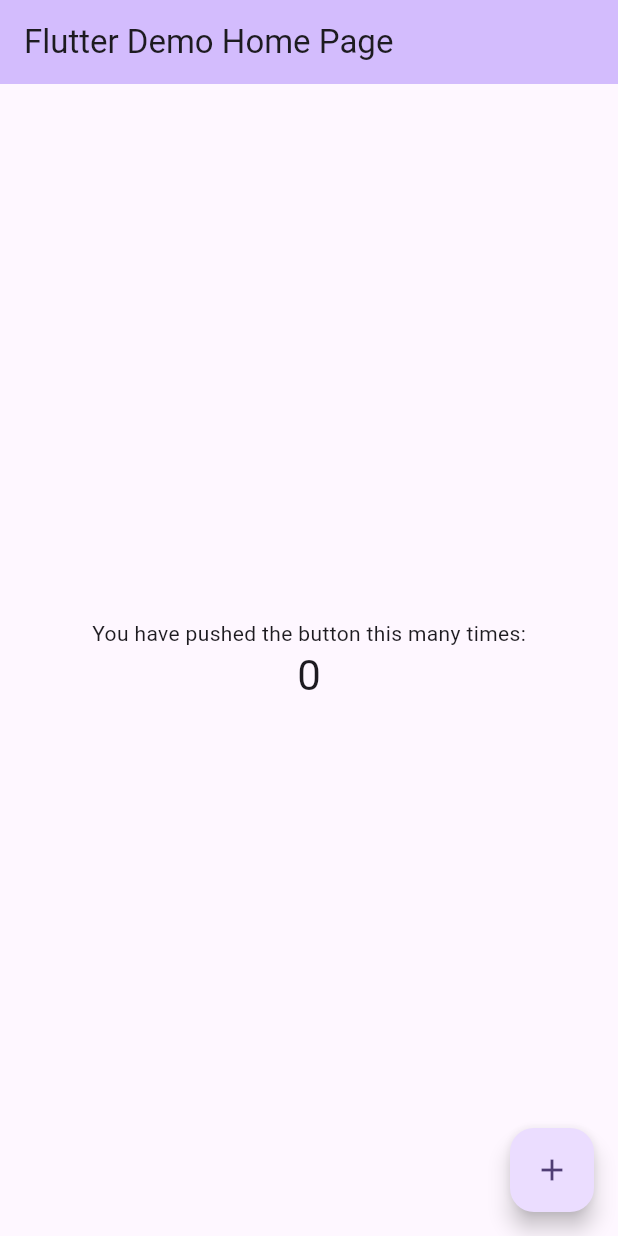
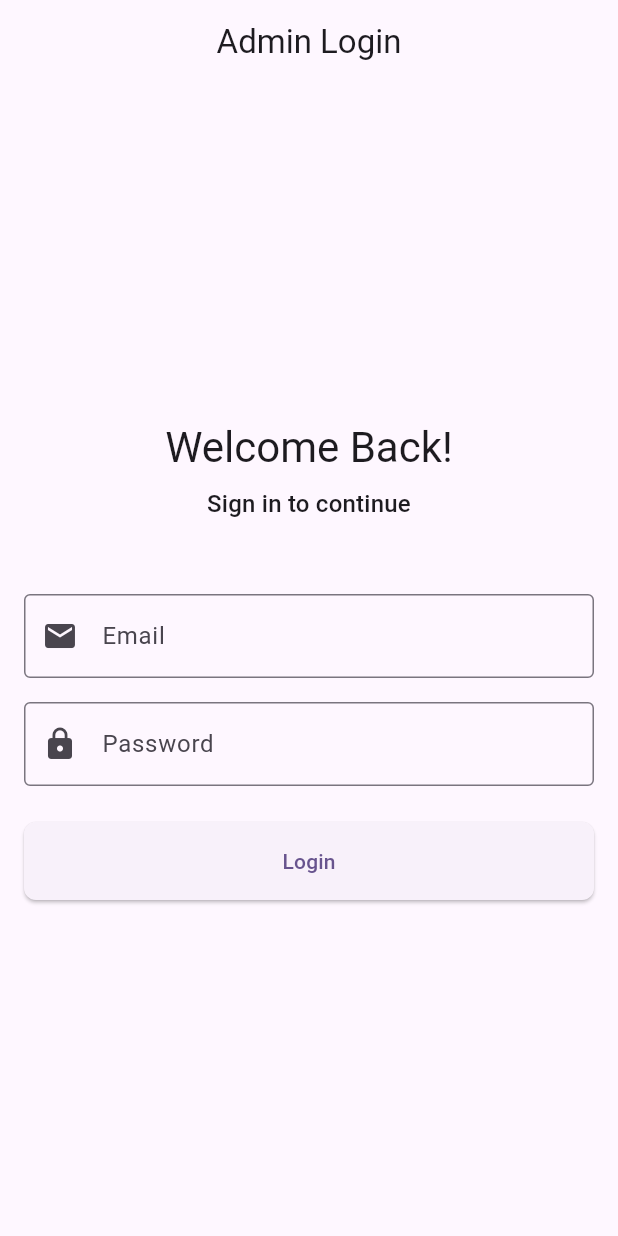
Before and after one commit to could-ai/0199f23d-24d7-78cb-9012-37998c3f6ef8, a Flutter app: the screen it shows after launch, on a phone screen of 412 x 824 dp. Run offline on Flutter 3.47's test engine with Material 3 defaults, Android fonts, the phone set to English and light mode, and no system bars.

Commit message:
મેં તમારી એપ્લિકેશન માટે મુખ્ય ફાઈલ અપડેટ કરી છે. આ ફાઈલમાં મેં ડિફોલ્ટ કોડ દૂર કરીને લોગિન અને ડેશબોર્ડ સ્ક્રીન માટે નેવિગેશન (routes) સેટ કર્યું છે. હવે એપ્લિકેશન શરૂ થતાં જ લોગિન સ્ક્રીન દેખાશે.; તમારી જરૂરિયાત મુજબ, મેં એડમિન પેનલ માટે એક નવી લોગિન સ્ક્રીન બનાવી છે. આ સ્ક્રીનમાં ઈમેલ અને પાસવર્ડ માટે ફીલ્ડ્સ છે અને એક લોગિન બટન છે. હાલમાં, લોગિન બટન પર ક્લિક કરવાથી સીધા ડેશબોર્ડ પર જશે કારણ કે ડેટાબેઝ જોડાયેલ નથી.; આ ફાઈલમાં મેં એડમિન ડેશબોર્ડ બનાવ્યું છે. લોગિન કર્યા પછી આ સ્ક્રીન દેખાશે. તેમાં એક સાઇડબાર (Drawer) છે જેમાં ડેશબોર્ડ, મેમ્બર્સ, ટ્રેનર્સ અને સેટિંગ્સ જેવા વિકલ્પો છે. ઉપર જમણી બાજુ લોગઆઉટ બટન પણ છે. તમારી જરૂરિયાત મુજબ, મેં ડેશબોર્ડ પર આજની તારીખ પણ બતાવી છે અને નીચે ફૂટર પણ ઉમેર્યું છે.

```diff
--- a/usr/lib/main.dart
+++ b/usr/lib/main.dart
@@ -1,4 +1,6 @@
 import 'package:flutter/material.dart';
+import 'package:couldai_user_app/screens/login_screen.dart';
+import 'package:couldai_user_app/screens/admin_dashboard_screen.dart';
 
 void main() {
   runApp(const MyApp());
@@ -7,114 +9,20 @@ void main() {
 class MyApp extends StatelessWidget {
   const MyApp({super.key});
 
-  // This widget is the root of your application.
   @override
   Widget build(BuildContext context) {
     return MaterialApp(
-      title: 'Flutter Demo',
+      title: 'Gym Management Admin Panel',
       debugShowCheckedModeBanner: false,
       theme: ThemeData(
-        // This is the theme of your application.
-        //
-        // TRY THIS: Try running your application with "flutter run". You'll see
-        // the application has a purple toolbar. Then, without quitting the app,
-        // try changing the seedColor in the colorScheme below to Colors.green
-        // and then invoke "hot reload" (save your changes or press the "hot
-        // reload" button in a Flutter-supported IDE, or press "r" if you used
-        // the command line to start the app).
-        //
-        // Notice that the counter didn't reset back to zero; the application
-        // state is not lost during the reload. To reset the state, use hot
-        // restart instead.
-        //
-        // This works for code too, not just values: Most code changes can be
-        // tested with just a hot reload.
         colorScheme: ColorScheme.fromSeed(seedColor: Colors.deepPurple),
+        useMaterial3: true,
       ),
-      home: const MyHomePage(title: 'Flutter Demo Home Page'),
+      initialRoute: '/login',
+      routes: {
+        '/login': (context) => const LoginScreen(),
+        '/dashboard': (context) => const AdminDashboardScreen(),
+      },
     );
   }
 }
-
-class MyHomePage extends StatefulWidget {
-  const MyHomePage({super.key, required this.title});
-
-  // This widget is the home page of your application. It is stateful, meaning
-  // that it has a State object (defined below) that contains fields that affect
-  // how it looks.
-
-  // This class is the configuration for the state. It holds the values (in this
-  // case the title) provided by the parent (in this case the App widget) and
-  // used by the build method of the State. Fields in a Widget subclass are
-  // always marked "final".
-
-  final String title;
-
-  @override
-  State<MyHomePage> createState() => _MyHomePageState();
-}
-
-class _MyHomePageState extends State<MyHomePage> {
-  int _counter = 0;
-
-  void _incrementCounter() {
-    setState(() {
-      // This call to setState tells the Flutter framework that something has
-      // changed in this State, which causes it to rerun the build method below
-      // so that the display can reflect the updated values. If we changed
-      // _counter without calling setState(), then the build method would not be
-      // called again, and so nothing would appear to happen.
-      _counter++;
-    });
-  }
-
-  @override
-  Widget build(BuildContext context) {
-    // This method is rerun every time setState is called, for instance as done
-    // by the _incrementCounter method above.
-    //
-    // The Flutter framework has been optimized to make rerunning build methods
-    // fast, so that you can just rebuild anything that needs updating rather
-    // than having to individually change instances of widgets.
-    return Scaffold(
-      appBar: AppBar(
-        // TRY THIS: Try changing the color here to a specific color (to
-        // Colors.amber, perhaps?) and trigger a hot reload to see the AppBar
-        // change color while the other colors stay the same.
-        backgroundColor: Theme.of(context).colorScheme.inversePrimary,
-        // Here we take the value from the MyHomePage object that was created by
-        // the App.build method, and use it to set our appbar title.
-        title: Text(widget.title),
-      ),
-      body: Center(
-        // Center is a layout widget. It takes a single child and positions it
-        // in the middle of the parent.
-        child: Column(
-          // Column is also a layout widget. It takes a list of children and
-          // arranges them vertically. By default, it sizes itself to fit its
-          // children horizontally, and tries to be as tall as its parent.
-          //
-          // Column has various properties to control how it sizes itself and
-          // how it positions its children. Here we use mainAxisAlignment to
-          // center the children vertically; the main axis here is the vertical
-          // axis because Columns are vertical (the cross axis would be
-          // horizontal).
-          //
-          // TRY THIS: Invoke "debug painting" (choose the "Toggle Debug Paint"
-          // action in the IDE, or press "p" in the console), to see the
-          // wireframe for each widget.
-          mainAxisAlignment: MainAxisAlignment.center,
-          children: <Widget>[
-            const Text('You have pushed the button this many times:'),
-            Text('$_counter', style: Theme.of(context).textTheme.headlineMedium),
-          ],
-        ),
-      ),
-      floatingActionButton: FloatingActionButton(
-        onPressed: _incrementCounter,
-        tooltip: 'Increment',
-        child: const Icon(Icons.add),
-      ), // This trailing comma makes auto-formatting nicer for build methods.
-    );
-  }
-}
--- /dev/null
+++ b/usr/lib/screens/login_screen.dart
@@ -0,0 +1,110 @@
+import 'package:flutter/material.dart';
+
+class LoginScreen extends StatefulWidget {
+  const LoginScreen({super.key});
+
+  @override
+  State<LoginScreen> createState() => _LoginScreenState();
+}
+
+class _LoginScreenState extends State<LoginScreen> {
+  final _formKey = GlobalKey<FormState>();
+  final _emailController = TextEditingController();
+  final _passwordController = TextEditingController();
+
+  @override
+  void dispose() {
+    _emailController.dispose();
+    _passwordController.dispose();
+    super.dispose();
+  }
+
+  void _login() {
+    // NOTE: This is a mock login.
+    // Database connection is required for real authentication.
+    if (_formKey.currentState!.validate()) {
+      Navigator.pushReplacementNamed(context, '/dashboard');
+    }
+  }
+
+  @override
+  Widget build(BuildContext context) {
+    return Scaffold(
+      appBar: AppBar(
+        title: const Text('Admin Login'),
+        centerTitle: true,
+      ),
+      body: Center(
+        child: SingleChildScrollView(
+          padding: const EdgeInsets.all(16.0),
+          child: Form(
+            key: _formKey,
+            child: Column(
+              mainAxisAlignment: MainAxisAlignment.center,
+              crossAxisAlignment: CrossAxisAlignment.stretch,
+              children: <Widget>[
+                Text(
+                  'Welcome Back!',
+                  textAlign: TextAlign.center,
+                  style: Theme.of(context).textTheme.headlineMedium,
+                ),
+                const SizedBox(height: 8),
+                Text(
+                  'Sign in to continue',
+                  textAlign: TextAlign.center,
+                  style: Theme.of(context).textTheme.titleMedium,
+                ),
+                const SizedBox(height: 48),
+                TextFormField(
+                  controller: _emailController,
+                  decoration: const InputDecoration(
+                    labelText: 'Email',
+                    border: OutlineInputBorder(),
+                    prefixIcon: Icon(Icons.email),
+                  ),
+                  keyboardType: TextInputType.emailAddress,
+                  validator: (value) {
+                    if (value == null || value.isEmpty) {
+                      return 'Please enter your email';
+                    }
+                    if (!RegExp(r'^[^@]+@[^@]+\.[^@]+').hasMatch(value)) {
+                      return 'Please enter a valid email';
+                    }
+                    return null;
+                  },
+                ),
+                const SizedBox(height: 16),
+                TextFormField(
+                  controller: _passwordController,
+                  decoration: const InputDecoration(
+                    labelText: 'Password',
+                    border: OutlineInputBorder(),
+                    prefixIcon: Icon(Icons.lock),
+                  ),
+                  obscureText: true,
+                  validator: (value) {
+                    if (value == null || value.isEmpty) {
+                      return 'Please enter your password';
+                    }
+                    return null;
+                  },
+                ),
+                const SizedBox(height: 24),
+                ElevatedButton(
+                  onPressed: _login,
+                  style: ElevatedButton.styleFrom(
+                    padding: const EdgeInsets.symmetric(vertical: 16),
+                    shape: RoundedRectangleBorder(
+                      borderRadius: BorderRadius.circular(8),
+                    ),
+                  ),
+                  child: const Text('Login'),
+                ),
+              ],
+            ),
+          ),
+        ),
+      ),
+    );
+  }
+}
```
Also changed, not shown: usr/lib/screens/admin_dashboard_screen.dart (added, +127 -0 lines).
